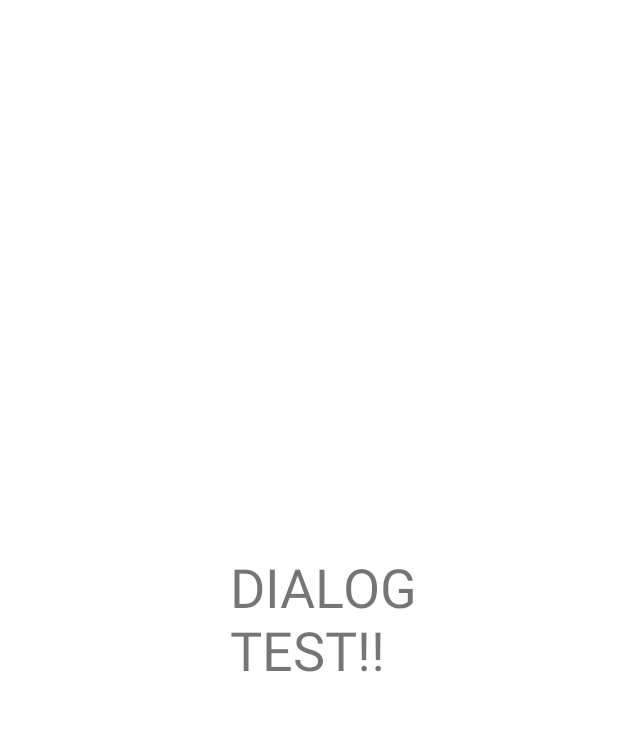
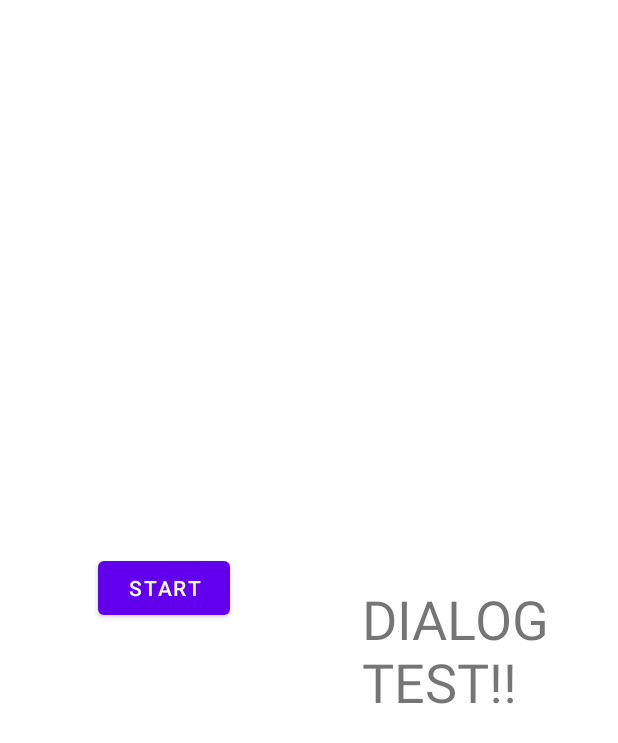
Before and after one commit to paperfrog1228/Shake-Voice-Recorder, an Android app: the layout player_dialog_frag.xml on its own in the app's theme, with its tools: preview values and no code run, on a phone screen of 412 x 824 dp. Shown: the top 743 px of the screen. Run offline under Robolectric (Android 15) with nearby library versions, the phone set to English and light mode, and no system bars.

Commit message:
Add player function
파일 경로 때문에 굉장히 많은 시간을 쏟았다.. getExternalStorageDirectory()와 getExternalStorageState() 중 후자를 사용하고 왜 안되지.. 이러고 있었다.

```diff
--- a/app/src/main/AndroidManifest.xml
+++ b/app/src/main/AndroidManifest.xml
@@ -3,6 +3,7 @@
     package="com.example.svr">
     <uses-permission android:name="android.permission.WRITE_EXTERNAL_STORAGE"/>
     <uses-permission android:name="android.permission.RECORD_AUDIO"/>
+    <uses-permission android:name="android.permission.READ_EXTERNAL_STORAGE"/>
 
     <application
         android:allowBackup="true"
@@ -10,6 +11,7 @@
         android:label="@string/app_name"
         android:roundIcon="@mipmap/ic_launcher_round"
         android:supportsRtl="true"
+        android:requestLegacyExternalStorage="true"
         android:theme="@style/Theme.SVR">
         <activity android:name=".MainActivity">
             <intent-filter>
--- a/app/src/main/java/com/example/svr/RecordAdapter.java
+++ b/app/src/main/java/com/example/svr/RecordAdapter.java
@@ -3,9 +3,7 @@ import android.view.View;
 import android.view.ViewGroup;
 import android.widget.BaseAdapter;
 import android.widget.ImageButton;
-import android.widget.LinearLayout;
 
-import com.example.svr.fragment.PlayerDialogFrag;
 import com.example.svr.fragment.RecordListFrag;
 
 import java.util.ArrayList;
@@ -44,7 +42,7 @@ public class RecordAdapter extends BaseAdapter {
         });
         view.setName(item.getName());
         view.setDate(item.getDate());
-        view.setLength(item.getLength());
+        view.setLength(item.getPath());
         return view;
     }
 }
--- a/app/src/main/res/layout/player_dialog_frag.xml
+++ b/app/src/main/res/layout/player_dialog_frag.xml
@@ -15,7 +15,19 @@
         android:textSize="36sp"
         app:layout_constraintBottom_toBottomOf="parent"
         app:layout_constraintEnd_toEndOf="parent"
-        app:layout_constraintHorizontal_bias="0.524"
+        app:layout_constraintHorizontal_bias="0.836"
         app:layout_constraintStart_toStartOf="parent"
+        app:layout_constraintTop_toTopOf="parent"
+        app:layout_constraintVertical_bias="0.529" />
+
+    <Button
+        android:id="@+id/btn_player_start"
+        android:layout_width="wrap_content"
+        android:layout_height="wrap_content"
+        android:layout_marginTop="368dp"
+        android:layout_marginEnd="88dp"
+        android:layout_marginRight="88dp"
+        android:text="start"
+        app:layout_constraintEnd_toStartOf="@+id/textView3"
         app:layout_constraintTop_toTopOf="parent" />
 </androidx.constraintlayout.widget.ConstraintLayout>
```
Also changed, not shown: app/src/main/java/com/example/svr/RecordItem.java (+4 -3 lines), app/src/main/java/com/example/svr/fragment/PlayerDialogFrag.java (+38 -5 lines), app/src/main/java/com/example/svr/fragment/RecordActionFrag.java (+32 -10 lines), app/src/main/java/com/example/svr/fragment/RecordListFrag.java (+5 -4 lines).
